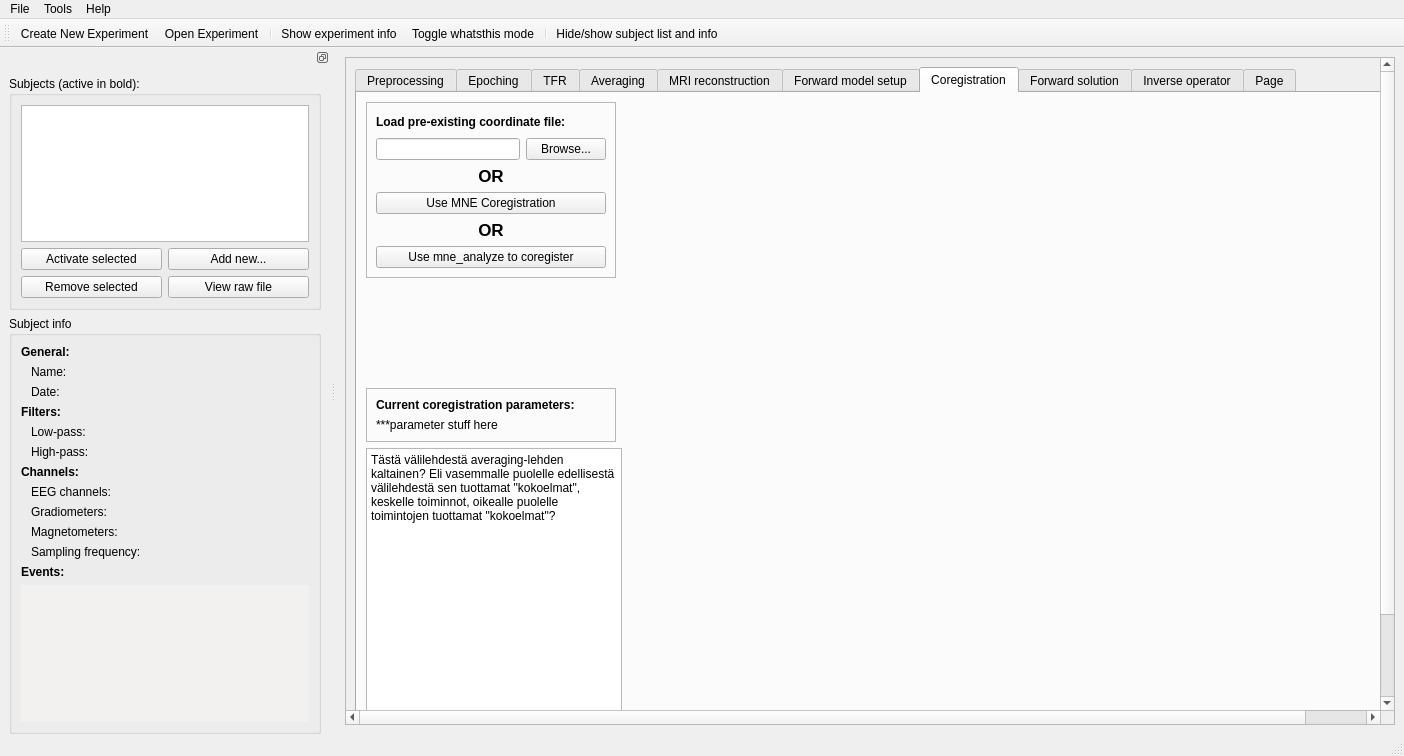
Above: meggie_batch/ui/qt4Designer_ui_files/mainWindowBatch.ui from cibr-jyu/meggie before the change. Below: the same form after it.
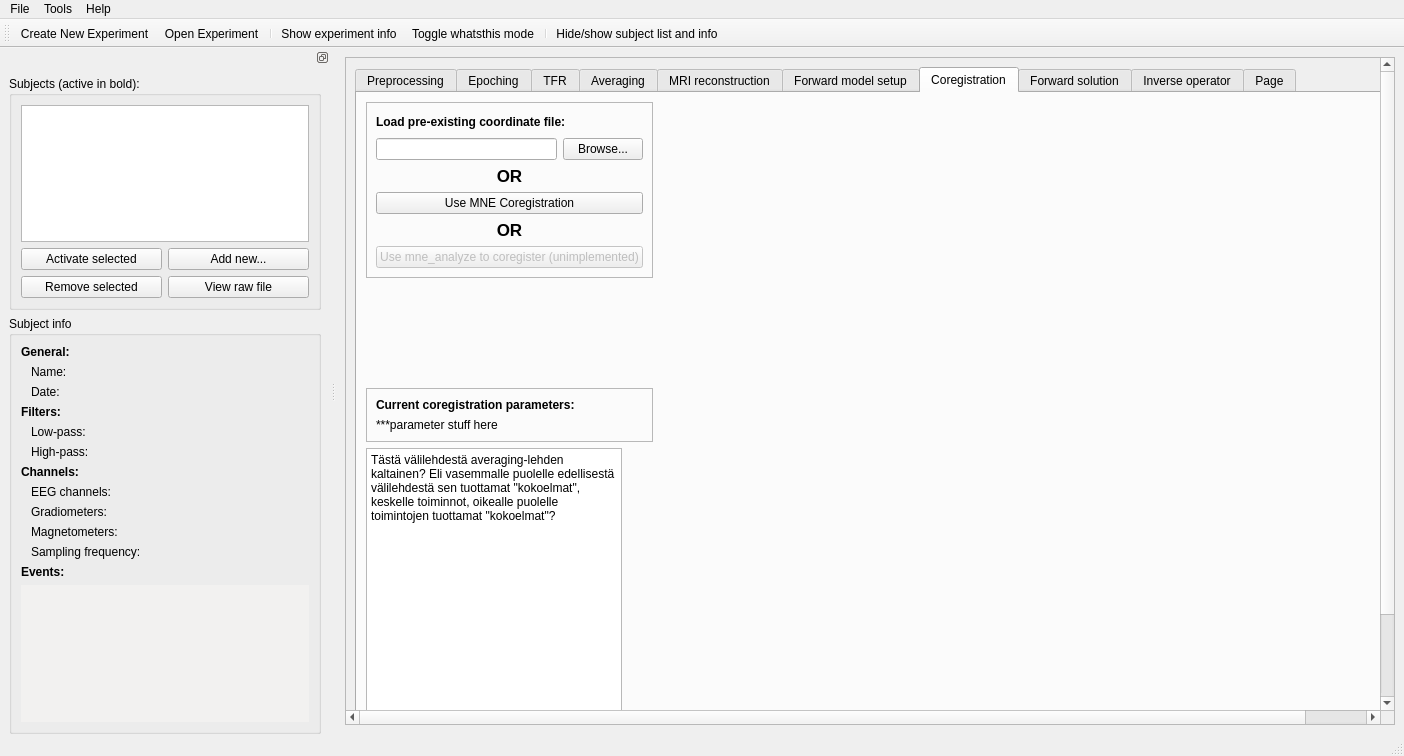
That is the form after the change. The open tabs and pages were chosen to show the change. Icons and pictures are not drawn.

Commit message: Some random error messaging and ui fixes + cleanup

```diff
--- a/meggie_batch/ui/qt4Designer_ui_files/mainWindowBatch.ui
+++ b/meggie_batch/ui/qt4Designer_ui_files/mainWindowBatch.ui
@@ -50,7 +50,7 @@
       <widget class="QWidget" name="scrollAreaWidgetContents_3">
        <property name="geometry">
         <rect>
-         <x>-73</x>
+         <x>0</x>
          <y>0</y>
          <width>1100</width>
          <height>750</height>
@@ -2200,8 +2200,11 @@
                      </item>
                      <item>
                       <widget class="QPushButton" name="PushButtonMNE_AnalyzeCoregistration">
+                       <property name="enabled">
+                        <bool>false</bool>
+                       </property>
                        <property name="text">
-                        <string>Use mne_analyze to coregister</string>
+                        <string>Use mne_analyze to coregister (unimplemented)</string>
                        </property>
                       </widget>
                      </item>
```
Left out of the diff: 6 changed lines with no effect on the pictures. The commit also changes 6 other files.
